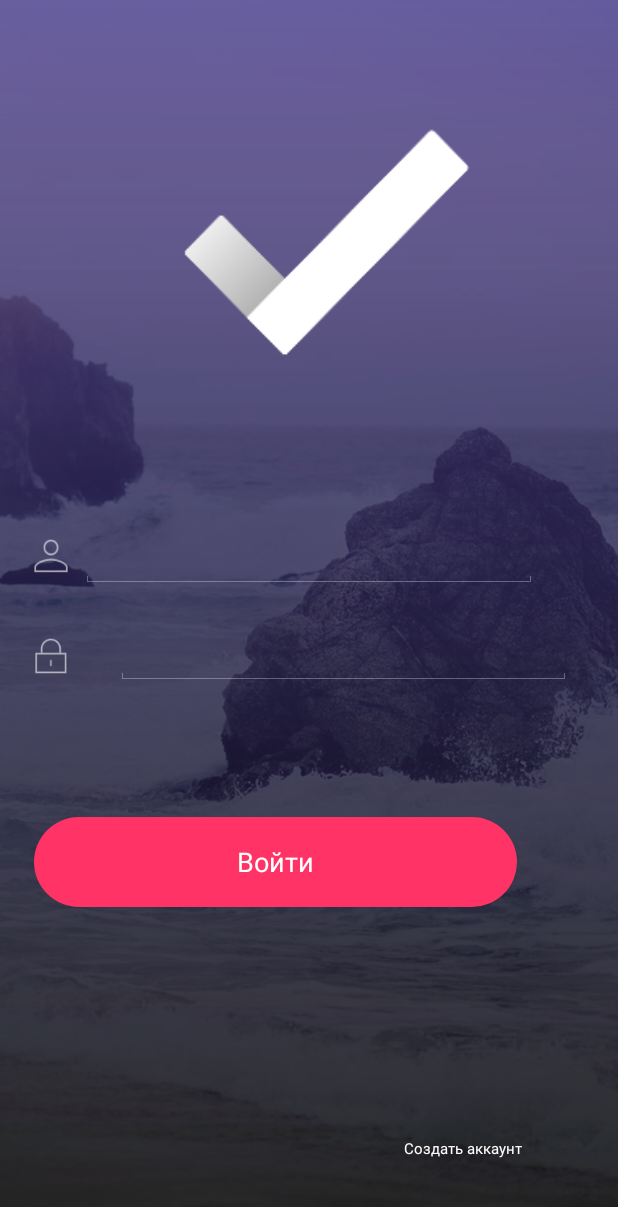
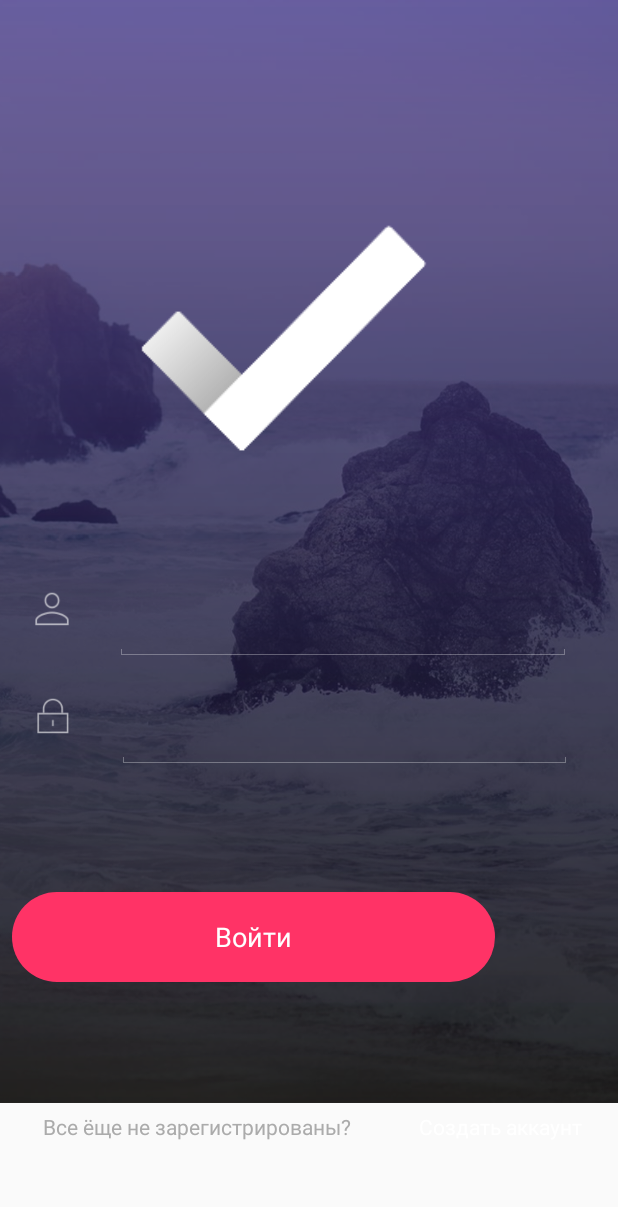
Before and after one commit to HelicopterHig/Camellia, an Android app: the screen it shows after launch (MainActivity), on a phone screen of 412 x 824 dp. Shown: the top 1207 px of the screen. Run offline under Robolectric (Android 15) with nearby library versions, the phone set to English and light mode, and no system bars; 2 statements that could not run were skipped.

Commit message:
Merge branch 'master' of C:\Users\Mr\AndroidStudioProjects\Login with conflicts.

```diff
--- a/app/src/main/res/layout/activity_main.xml
+++ b/app/src/main/res/layout/activity_main.xml
@@ -12,14 +12,14 @@
     <ImageView
         android:id="@+id/formBack"
         android:layout_width="match_parent"
-        android:layout_height="match_parent"
+        android:layout_height="735dp"
 
 
         android:contentDescription="TODO"
         android:scaleType="centerCrop"
         android:src="@drawable/background"
         app:layout_constraintStart_toStartOf="parent"
-        tools:layout_editor_absoluteY="0dp" />
+        tools:layout_editor_absoluteY="-4dp" />
 
     <ImageView
         android:id="@+id/imageView"
@@ -34,8 +34,10 @@
         android:layout_weight="1"
         app:layout_constraintBottom_toTopOf="@+id/guideline2"
         app:layout_constraintEnd_toStartOf="@+id/guideline13"
+        app:layout_constraintHorizontal_bias="0.352"
         app:layout_constraintStart_toStartOf="parent"
         app:layout_constraintTop_toTopOf="parent"
+        app:layout_constraintVertical_bias="0.792"
         app:srcCompat="@drawable/logo" />
 
 
@@ -53,6 +55,7 @@
         app:layout_constraintEnd_toStartOf="@+id/guideline"
         app:layout_constraintStart_toStartOf="parent"
         app:layout_constraintTop_toTopOf="@+id/guideline2"
+        app:layout_constraintVertical_bias="0.162"
         app:srcCompat="@drawable/pro" />
 
     <EditText
@@ -68,8 +71,9 @@
         android:ems="10"
         android:inputType="textEmailAddress"
         app:layout_constraintBottom_toTopOf="@+id/guideline3"
-        app:layout_constraintEnd_toEndOf="@+id/barrier7"
-        app:layout_constraintStart_toEndOf="@+id/imageView2"
+        app:layout_constraintEnd_toEndOf="@+id/formBack"
+        app:layout_constraintHorizontal_bias="0.747"
+        app:layout_constraintStart_toStartOf="parent"
         app:layout_constraintTop_toTopOf="@+id/guideline2" />
 
 
@@ -85,9 +89,9 @@
         android:layout_marginBottom="8dp"
         app:layout_constraintBottom_toTopOf="@+id/guideline4"
         app:layout_constraintEnd_toStartOf="@+id/guideline"
-        app:layout_constraintHorizontal_bias="0.482"
         app:layout_constraintStart_toStartOf="parent"
         app:layout_constraintTop_toTopOf="@+id/guideline3"
+        app:layout_constraintVertical_bias="0.0"
         app:srcCompat="@drawable/lock" />
 
     <EditText
@@ -141,69 +145,68 @@
         android:layout_marginBottom="8dp"
         android:text="Все ёще не зарегистрированы?"
         android:textColor="#ababab"
-        app:layout_constraintBottom_toTopOf="@+id/guideline8"
+        app:layout_constraintBottom_toBottomOf="parent"
         app:layout_constraintEnd_toStartOf="@+id/guideline19"
-        app:layout_constraintHorizontal_bias="0.388"
         app:layout_constraintStart_toStartOf="parent"
-        app:layout_constraintTop_toTopOf="@+id/guideline9"
-        app:layout_constraintVertical_bias="0.0" />
+        app:layout_constraintTop_toTopOf="@+id/guideline9" />
 
-    <Button
-        android:id="@+id/button1"
-        style="@style/Widget.AppCompat.Button.Borderless"
-        android:layout_width="149dp"
-        android:layout_height="37dp"
-        android:layout_marginEnd="12dp"
-        android:layout_marginRight="12dp"
+    <TextView
+        android:id="@+id/textView"
+        android:layout_width="wrap_content"
+        android:layout_height="19dp"
+        android:layout_marginStart="8dp"
+        android:layout_marginLeft="8dp"
+        android:layout_marginEnd="8dp"
+        android:layout_marginRight="8dp"
         android:clickable="true"
         android:text="Создать аккаунт"
         android:textColor="#ffffff"
-
-        android:textSize="10sp"
         app:layout_constraintBaseline_toBaselineOf="@+id/textView2"
-        app:layout_constraintEnd_toStartOf="@+id/guideline18" />
+        app:layout_constraintEnd_toStartOf="@+id/guideline18"
+        app:layout_constraintHorizontal_bias="1.0"
+        app:layout_constraintStart_toStartOf="@+id/guideline19" />
 
     <android.support.constraint.Guideline
         android:id="@+id/guideline"
         android:layout_width="wrap_content"
         android:layout_height="wrap_content"
         android:orientation="vertical"
-        app:layout_constraintGuide_begin="68dp" />
+        app:layout_constraintGuide_percent="0.16788322" />
 
     <android.support.constraint.Guideline
         android:id="@+id/guideline2"
         android:layout_width="wrap_content"
         android:layout_height="wrap_content"
         android:orientation="horizontal"
-        app:layout_constraintGuide_begin="336dp" />
+        app:layout_constraintGuide_percent="0.4610123" />
 
     <android.support.constraint.Guideline
         android:id="@+id/guideline3"
         android:layout_width="wrap_content"
         android:layout_height="wrap_content"
         android:orientation="horizontal"
-        app:layout_constraintGuide_begin="405dp" />
+        app:layout_constraintGuide_percent="0.55540353" />
 
     <android.support.constraint.Guideline
         android:id="@+id/guideline4"
         android:layout_width="wrap_content"
         android:layout_height="wrap_content"
         android:orientation="horizontal"
-        app:layout_constraintGuide_begin="470dp" />
+        app:layout_constraintGuide_percent="0.6429549" />
 
     <android.support.constraint.Guideline
         android:id="@+id/guideline6"
         android:layout_width="wrap_content"
         android:layout_height="wrap_content"
         android:orientation="horizontal"
-        app:layout_constraintGuide_begin="486dp" />
+        app:layout_constraintGuide_percent="0.66484267" />
 
     <android.support.constraint.Guideline
         android:id="@+id/guideline7"
         android:layout_width="wrap_content"
         android:layout_height="wrap_content"
         android:orientation="horizontal"
-        app:layout_constraintGuide_begin="509dp" />
+        app:layout_constraintGuide_percent="0.6976744" />
 
     <android.support.constraint.Barrier
         android:id="@+id/barrier5"
@@ -221,21 +224,21 @@
         android:layout_width="wrap_content"
         android:layout_height="wrap_content"
         android:orientation="horizontal"
-        app:layout_constraintGuide_begin="635dp" />
+        app:layout_constraintGuide_percent="0.875513" />
 
     <android.support.constraint.Guideline
         android:id="@+id/guideline9"
         android:layout_width="wrap_content"
         android:layout_height="wrap_content"
         android:orientation="horizontal"
-        app:layout_constraintGuide_end="78dp" />
+        app:layout_constraintGuide_percent="0.8248974" />
 
     <android.support.constraint.Guideline
         android:id="@+id/guideline10"
         android:layout_width="wrap_content"
         android:layout_height="wrap_content"
         android:orientation="vertical"
-        app:layout_constraintGuide_end="391dp" />
+        app:layout_constraintGuide_percent="0.06569343" />
 
     <android.support.constraint.Guideline
         android:id="@+id/guideline13"
@@ -249,35 +252,35 @@
         android:layout_width="wrap_content"
         android:layout_height="wrap_content"
         android:orientation="horizontal"
-        app:layout_constraintGuide_begin="35dp" />
+        app:layout_constraintGuide_percent="0.047879618" />
 
     <android.support.constraint.Guideline
         android:id="@+id/guideline16"
         android:layout_width="wrap_content"
         android:layout_height="wrap_content"
         android:orientation="horizontal"
-        app:layout_constraintGuide_begin="284dp" />
+        app:layout_constraintGuide_percent="0.38987687" />
 
     <android.support.constraint.Guideline
         android:id="@+id/guideline17"
         android:layout_width="wrap_content"
         android:layout_height="wrap_content"
         android:orientation="vertical"
-        app:layout_constraintGuide_end="395dp" />
+        app:layout_constraintGuide_percent="0.04622871" />
 
     <android.support.constraint.Guideline
         android:id="@+id/guideline18"
         android:layout_width="wrap_content"
         android:layout_height="wrap_content"
         android:orientation="vertical"
-        app:layout_constraintGuide_begin="395dp" />
+        app:layout_constraintGuide_percent="0.96107054" />
 
     <android.support.constraint.Guideline
         android:id="@+id/guideline19"
         android:layout_width="wrap_content"
         android:layout_height="wrap_content"
         android:orientation="vertical"
-        app:layout_constraintGuide_begin="238dp" />
+        app:layout_constraintGuide_percent="0.6374696" />
 
     <android.support.constraint.Barrier
         android:id="@+id/barrier7"
```
